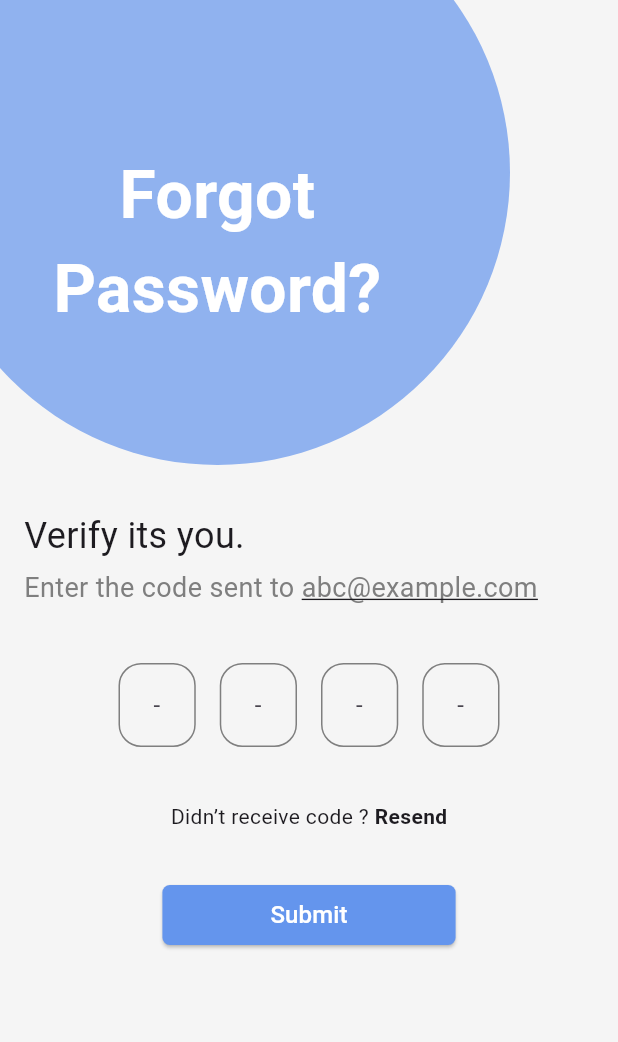
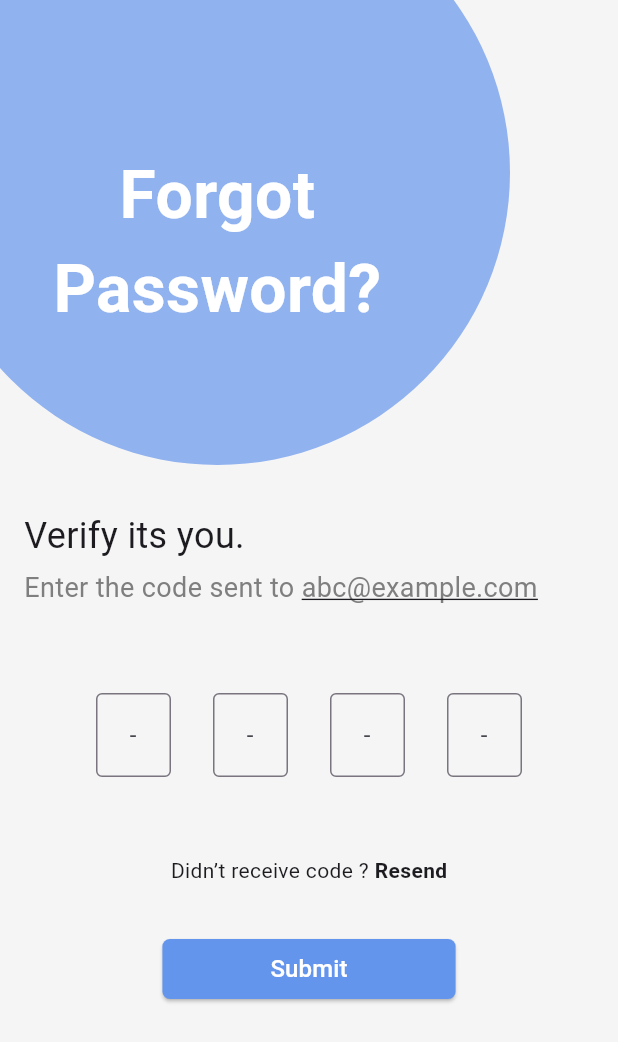
Before and after one commit to yassmeensamy/Graduation_Project, a Flutter app: the Verfiy screen opened directly, on a phone screen of 412 x 824 dp. Shown: the top 1042 px of the screen. Run offline on Flutter 3.47's test engine with Material 3 defaults, Android fonts, the light colour scheme and no system bars; drawn by our look-alikes of oktoast; our stand-ins replace flutter_bloc, flutter_onboarding_slider, google_fonts, google_sign_in, image_picker, loading_animation_widget and 2 more; accounts and stored records are empty.

Commit message:
Verifictaion Code Field

```diff
--- /dev/null
+++ b/des/lib/Components/VerificationCodeFields.dart
@@ -0,0 +1,62 @@
+import 'package:flutter/material.dart';
+
+class VerificationCodeFields extends StatefulWidget {
+  const VerificationCodeFields({super.key});
+
+  @override
+  State<VerificationCodeFields> createState() => _VerificationCodeFieldsState();
+}
+
+class _VerificationCodeFieldsState extends State<VerificationCodeFields> {
+  List<FocusNode>? _focusNodes;
+  List<TextEditingController>? _controllers;
+  final _numberOfFields = 4;
+
+  @override
+  void initState() {
+    super.initState();
+    _focusNodes = List.generate(_numberOfFields, (index) => FocusNode());
+    _controllers =
+        List.generate(_numberOfFields, (index) => TextEditingController());
+    _initListeners();
+  }
+
+  void _initListeners() {
+    for (int i = 0; i < _numberOfFields; i++) {
+      _controllers![i].addListener(() {
+        if (_controllers![i].text.length == 1 && i < _numberOfFields - 1) {
+          _focusNodes![i].unfocus();
+          FocusScope.of(context).requestFocus(_focusNodes![i + 1]);
+        }
+      });
+    }
+  }
+
+  @override
+  Widget build(BuildContext context) {
+    return Padding(
+      padding: const EdgeInsets.all(20.0),
+      child: Row(
+        mainAxisAlignment: MainAxisAlignment.spaceEvenly,
+        children: List.generate(
+          _numberOfFields,
+          (index) => SizedBox(
+            width: 50.0,
+            child: TextField(
+              controller: _controllers![index],
+              focusNode: _focusNodes![index],
+              keyboardType: TextInputType.number,
+              maxLength: 1,
+              textAlign: TextAlign.center,
+              decoration: const InputDecoration(
+                hintText: '-',
+                counterText: '',
+                border: OutlineInputBorder(),
+              ),
+            ),
+          ),
+        ),
+      ),
+    );
+  }
+}
--- a/des/lib/Screens/ForgotPassword/Verfiy.dart
+++ b/des/lib/Screens/ForgotPassword/Verfiy.dart
@@ -1,4 +1,5 @@
 import 'package:flutter/material.dart';
+import '../../Components/VerificationCodeFields.dart';
 import '../../Components/upperBgCircle.dart';
 import '../../constants.dart' as constants;
 import 'Reset.dart';
@@ -9,13 +10,19 @@ class Verfiy extends StatelessWidget {
   @override
   Widget build(BuildContext context) {
     return Scaffold(
-      body: SafeArea(
+      body: SingleChildScrollView(
+        child: ConstrainedBox(
+          constraints: BoxConstraints(
+            maxHeight: MediaQuery.of(context).size.height,
+          ),
+          child: SafeArea(
             child: Container(
               width: MediaQuery.of(context).size.width,
               color: constants.pageColor,
               child: Stack(
                 children: <Widget>[
-              UpperBgCircle(constants.babyBlue70, 'Forgot Password?', 390.0),
+                  UpperBgCircle(
+                      constants.babyBlue70, 'Forgot Password?', 390.0),
                   const Padding(
                     padding: EdgeInsets.symmetric(horizontal: 16.0),
                     child: Column(
@@ -57,6 +64,8 @@ class Verfiy extends StatelessWidget {
               ),
             ),
           ),
+        ),
+      ),
     );
   }
 }
@@ -78,104 +87,7 @@ class _EmailFromState extends State<EmailFrom> {
         const SizedBox(
           height: 32,
         ),
-        Row(
-          mainAxisAlignment: MainAxisAlignment.center,
-          children: [
-            SizedBox(
-              height: 60,
-              width: MediaQuery.of(context).size.width / 8,
-              child: TextFormField(
-                textAlign: TextAlign.center,
-                decoration: const InputDecoration(
-                  border: OutlineInputBorder(
-                    borderRadius: BorderRadius.all(Radius.circular(15)),
-                  ),
-                  enabledBorder: OutlineInputBorder(
-                    borderSide: BorderSide(color: constants.txtGrey),
-                    borderRadius: BorderRadius.all(Radius.circular(15)),
-                  ),
-                  focusedBorder: OutlineInputBorder(
-                    borderSide: BorderSide(color: constants.babyBlue70),
-                    borderRadius: BorderRadius.all(Radius.circular(15)),
-                  ),
-                  hintText: '-',
-                ),
-              ),
-            ),
-            const SizedBox(
-              width: 16,
-            ),
-            SizedBox(
-              height: 60,
-              width: MediaQuery.of(context).size.width / 8,
-              child: TextFormField(
-                textAlign: TextAlign.center,
-                decoration: const InputDecoration(
-                  border: OutlineInputBorder(
-                    borderRadius: BorderRadius.all(Radius.circular(15)),
-                  ),
-                  enabledBorder: OutlineInputBorder(
-                    borderSide: BorderSide(color: constants.txtGrey),
-                    borderRadius: BorderRadius.all(Radius.circular(15)),
-                  ),
-                  focusedBorder: OutlineInputBorder(
-                    borderSide: BorderSide(color: constants.babyBlue70),
-                    borderRadius: BorderRadius.all(Radius.circular(15)),
-                  ),
-                  hintText: '-',
-                ),
-              ),
-            ),
-            const SizedBox(
-              width: 16,
-            ),
-            SizedBox(
-              height: 60,
-              width: MediaQuery.of(context).size.width / 8,
-              child: TextFormField(
-                textAlign: TextAlign.center,
-                decoration: const InputDecoration(
-                  border: OutlineInputBorder(
-                    borderRadius: BorderRadius.all(Radius.circular(15)),
-                  ),
-                  enabledBorder: OutlineInputBorder(
-                    borderSide: BorderSide(color: constants.txtGrey),
-                    borderRadius: BorderRadius.all(Radius.circular(15)),
-                  ),
-                  focusedBorder: OutlineInputBorder(
-                    borderSide: BorderSide(color: constants.babyBlue70),
-                    borderRadius: BorderRadius.all(Radius.circular(15)),
-                  ),
-                  hintText: '-',
-                ),
-              ),
-            ),
-            const SizedBox(
-              width: 16,
-            ),
-            SizedBox(
-              height: 60,
-              width: MediaQuery.of(context).size.width / 8,
-              child: TextFormField(
-                textAlign: TextAlign.center,
-                decoration: const InputDecoration(
-                  border: OutlineInputBorder(
-                    borderRadius: BorderRadius.all(Radius.circular(15)),
-                  ),
-                  enabledBorder: OutlineInputBorder(
-                    borderSide: BorderSide(color: constants.txtGrey),
-                    borderRadius: BorderRadius.all(Radius.circular(15)),
-                  ),
-                  focusedBorder: OutlineInputBorder(
-                    borderSide: BorderSide(color: constants.babyBlue70),
-                    borderRadius: BorderRadius.all(Radius.circular(15)),
-                  ),
-                  hintText: '-',
-                ),
-              ),
-            ),
-          ],
-        ),
+        const VerificationCodeFields(),
         const SizedBox(
           height: 32,
         ),
--- a/des/lib/Screens/Login.dart
+++ b/des/lib/Screens/Login.dart
@@ -6,7 +6,6 @@ import 'package:des/main.dart';
 import 'package:flutter/material.dart';
 import 'package:http/http.dart';
 import 'package:loading_animation_widget/loading_animation_widget.dart';
-import 'package:oktoast/oktoast.dart';
 import '../Components/upperBgCircle.dart';
 import 'ForgotPassword/Forgot.dart';
 import 'Register/Register.dart';
--- a/des/lib/Screens/Register/CustomizingLoader.dart
+++ b/des/lib/Screens/Register/CustomizingLoader.dart
@@ -4,7 +4,6 @@ import 'package:flutter/material.dart';
 import '../../constants.dart' as constants;
 import 'package:loading_animation_widget/loading_animation_widget.dart';
 
-import '../Home.dart';
 
 class CustomizingLoader extends StatefulWidget {
   const CustomizingLoader({super.key});
--- a/des/lib/Screens/Register/Register.dart
+++ b/des/lib/Screens/Register/Register.dart
@@ -4,11 +4,9 @@ import 'package:des/main.dart';
 import 'package:flutter/material.dart';
 import 'package:http/http.dart';
 import 'package:loading_animation_widget/loading_animation_widget.dart';
-import 'package:oktoast/oktoast.dart';
 import '../../Components/Toasts.dart';
 import '../../constants.dart' as constants;
 import '../../tokens.dart';
-import 'VerifyEmail.dart';
 
 class Register extends StatelessWidget {
   const Register({super.key});
--- a/des/lib/Screens/Register/VerifyEmail.dart
+++ b/des/lib/Screens/Register/VerifyEmail.dart
@@ -1,7 +1,5 @@
 import 'package:flutter/material.dart';
-import 'package:provider/provider.dart';
-import '../../Models/user.dart';
-import '../../Providers/UserProvider.dart';
+import '../../Components/VerificationCodeFields.dart';
 import '../../constants.dart' as constants;
 import 'Data.dart';
 
@@ -155,64 +153,3 @@ class _EmailFromState extends State<EmailFrom> {
     );
   }
 }
-
-class VerificationCodeFields extends StatefulWidget {
-  const VerificationCodeFields({super.key});
-
-  @override
-  State<VerificationCodeFields> createState() => _VerificationCodeFieldsState();
-}
-
-class _VerificationCodeFieldsState extends State<VerificationCodeFields> {
-  List<FocusNode>? _focusNodes;
-  List<TextEditingController>? _controllers;
-  final _numberOfFields = 4;
-
-  @override
-  void initState() {
-    super.initState();
-    _focusNodes = List.generate(_numberOfFields, (index) => FocusNode());
-    _controllers =
-        List.generate(_numberOfFields, (index) => TextEditingController());
-    _initListeners();
-  }
-
-  void _initListeners() {
-    for (int i = 0; i < _numberOfFields; i++) {
-      _controllers![i].addListener(() {
-        if (_controllers![i].text.length == 1 && i < _numberOfFields - 1) {
-          _focusNodes![i].unfocus();
-          FocusScope.of(context).requestFocus(_focusNodes![i + 1]);
-        }
-      });
-    }
-  }
-
-  @override
-  Widget build(BuildContext context) {
-    return Padding(
-      padding: const EdgeInsets.all(20.0),
-      child: Row(
-        mainAxisAlignment: MainAxisAlignment.spaceEvenly,
-        children: List.generate(
-          _numberOfFields,
-          (index) => SizedBox(
-            width: 50.0,
-            child: TextField(
-              controller: _controllers![index],
-              focusNode: _focusNodes![index],
-              keyboardType: TextInputType.number,
-              maxLength: 1,
-              textAlign: TextAlign.center,
-              decoration: const InputDecoration(
-                hintText: '-',
-                counterText: '',
-                border: OutlineInputBorder(),
-              ),
-            ),
-          ),
-        ),
-      ),
-    );
-  }
-}
```
Lines whose indentation alone changed are shown as unchanged.
